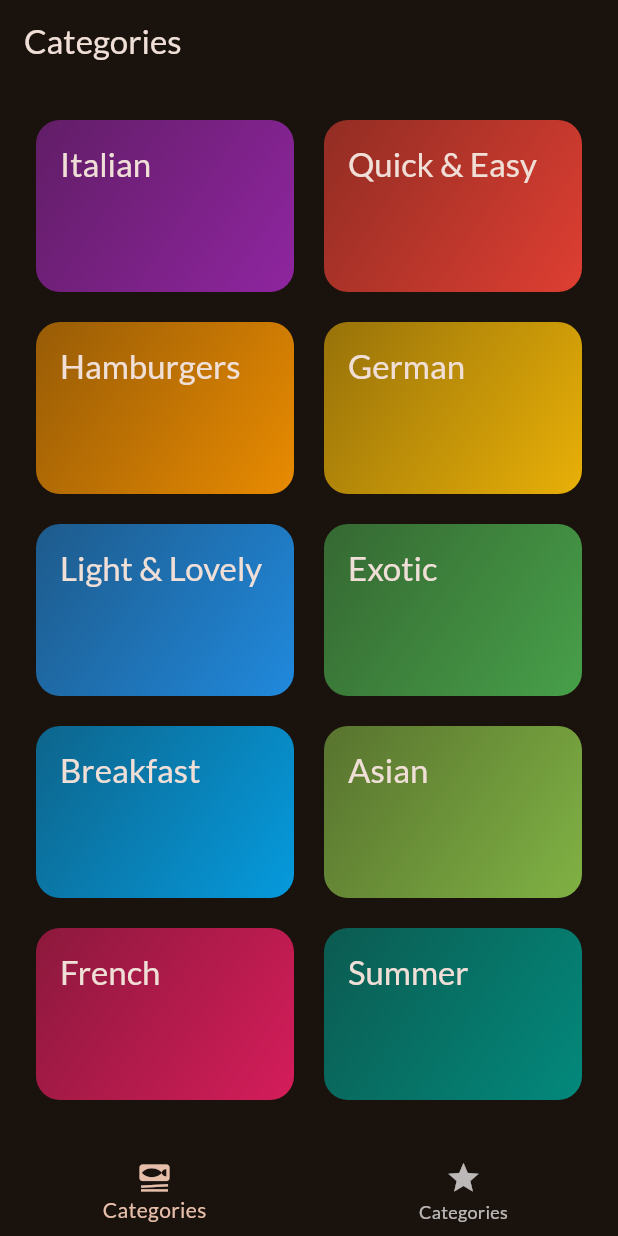
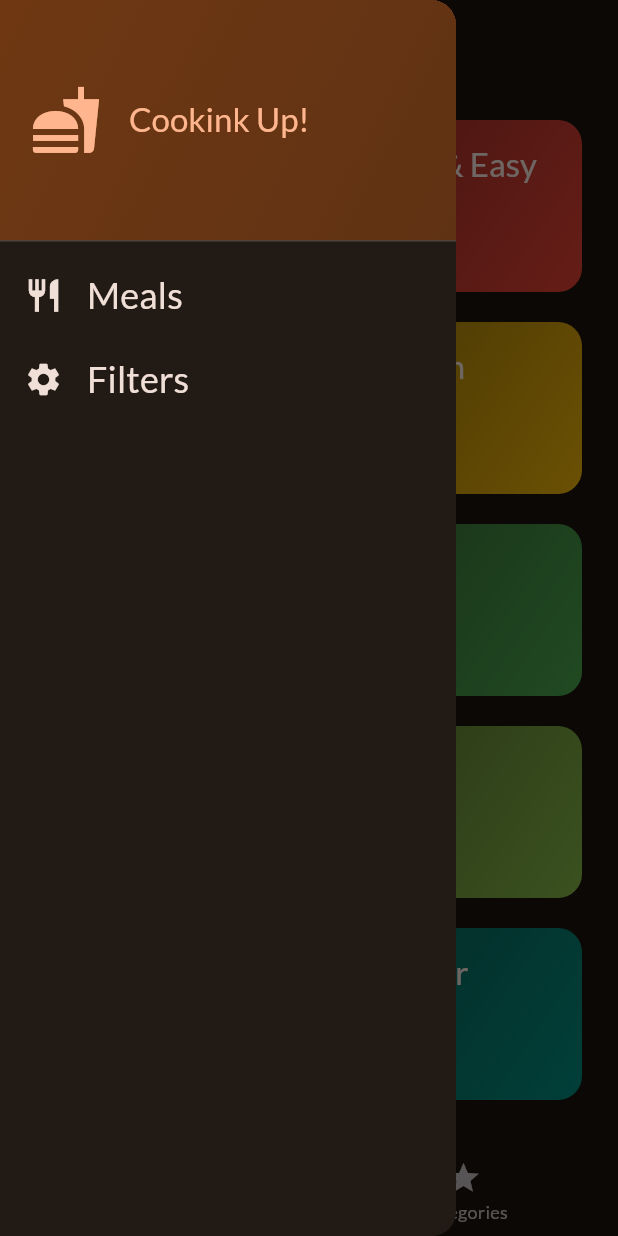
Before and after one commit to pawka35/meals, a Flutter app: the screen it shows after launch, with the side drawer open (before the commit the screen has no drawer), on a phone screen of 412 x 824 dp. Run offline on Flutter 3.47's test engine with Material 2 defaults, Android fonts, the phone set to English and light mode, and no system bars; our stand-ins replace google_fonts, transparent_image; missing offline and left inert: dart:ffi.

Commit message:
24.10.2023

```diff
--- a/lib/screens/tabs.dart
+++ b/lib/screens/tabs.dart
@@ -1,7 +1,9 @@
 import 'package:flutter/material.dart';
 import 'package:meals/models/meal.dart';
 import 'package:meals/screens/categories.dart';
+import 'package:meals/screens/filters.dart';
 import 'package:meals/screens/meals.dart';
+import 'package:meals/widgets/main_drawer.dart';
 
 class TabsScreen extends StatefulWidget {
   const TabsScreen({super.key});
@@ -44,6 +46,17 @@ class _TabsScreenState extends State<TabsScreen> {
     });
   }
 
+  void _setScreen(String identifier) {
+    Navigator.of(context).pop();
+    if (identifier == 'filters') {
+      Navigator.of(context).push(
+        MaterialPageRoute(
+          builder: (ctx) => const FiltersScreen(),
+        ),
+      );
+    }
+  }
+
   @override
   Widget build(BuildContext context) {
     Widget activePage = CategoriesScreen(
@@ -63,6 +76,7 @@ class _TabsScreenState extends State<TabsScreen> {
       appBar: AppBar(
         title: Text(activePageTitle),
       ),
+      drawer: MainDrawer(onSelectScreen: _setScreen),
       body: activePage,
       bottomNavigationBar: BottomNavigationBar(
         onTap: _selectPage,
--- /dev/null
+++ b/lib/widgets/main_drawer.dart
@@ -0,0 +1,83 @@
+import 'package:flutter/material.dart';
+
+class MainDrawer extends StatelessWidget {
+  const MainDrawer({super.key, required this.onSelectScreen});
+
+  final void Function(String identifier) onSelectScreen;
+  @override
+  Widget build(BuildContext context) {
+    return Drawer(
+      child: Column(
+        children: [
+          DrawerHeader(
+            padding: const EdgeInsets.all(20),
+            decoration: BoxDecoration(
+              gradient: LinearGradient(
+                colors: [
+                  Theme.of(context).colorScheme.primaryContainer,
+                  Theme.of(context)
+                      .colorScheme
+                      .primaryContainer
+                      .withOpacity(0.8),
+                ],
+                begin: Alignment.topLeft,
+                end: Alignment.bottomRight,
+              ),
+            ),
+            child: Row(
+              children: [
+                Icon(
+                  Icons.fastfood,
+                  size: 48,
+                  color: Theme.of(context).colorScheme.primary,
+                ),
+                const SizedBox(width: 18),
+                Text(
+                  'Cookink Up!',
+                  style: Theme.of(context)
+                      .textTheme
+                      .titleLarge!
+                      .copyWith(color: Theme.of(context).colorScheme.primary),
+                )
+              ],
+            ),
+          ),
+          ListTile(
+            leading: Icon(
+              Icons.restaurant,
+              size: 26,
+              color: Theme.of(context).colorScheme.onBackground,
+            ),
+            title: Text(
+              'Meals',
+              style: Theme.of(context).textTheme.titleSmall!.copyWith(
+                    color: Theme.of(context).colorScheme.onBackground,
+                    fontSize: 24,
+                  ),
+            ),
+            onTap: () {
+              onSelectScreen('meals');
+            },
+          ),
+          ListTile(
+            leading: Icon(
+              Icons.settings,
+              size: 26,
+              color: Theme.of(context).colorScheme.onBackground,
+            ),
+            title: Text(
+              'Filters',
+              style: Theme.of(context).textTheme.titleSmall!.copyWith(
+                    color: Theme.of(context).colorScheme.onBackground,
+                    fontSize: 24,
+                  ),
+            ),
+            onTap: () {
+              onSelectScreen('filters');
+            },
+          ),
+        ],
+      ),
+    );
+  }
+}
```
Also changed, not shown: lib/screens/filters.dart (added, +57 -0 lines).
